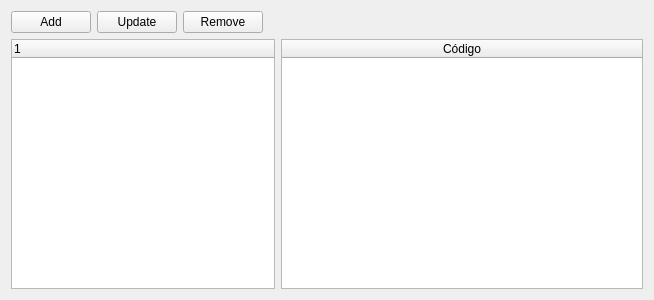
This is Vistas/reglasvista.ui in PaulMaxAvalosAguilar/BalerosLamunio as Qt 5 draws it before an edit. The edited form follows.
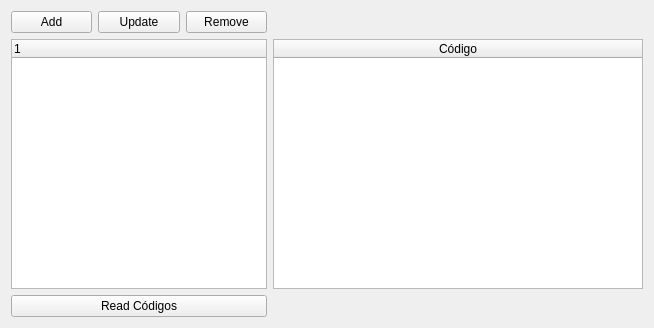
This is the edited form.

Diff of the .ui file:
```diff
--- a/Vistas/reglasvista.ui
+++ b/Vistas/reglasvista.ui
@@ -7,22 +7,13 @@
     <x>0</x>
     <y>0</y>
     <width>654</width>
-    <height>300</height>
+    <height>328</height>
    </rect>
   </property>
   <property name="windowTitle">
    <string>Form</string>
   </property>
   <layout class="QGridLayout" name="gridLayout">
-   <item row="1" column="0" colspan="5">
-    <widget class="QTreeWidget" name="treeWidget">
-     <column>
-      <property name="text">
-       <string notr="true">1</string>
-      </property>
-     </column>
-    </widget>
-   </item>
    <item row="1" column="5">
     <widget class="QTableWidget" name="tableWidget">
      <property name="editTriggers">
@@ -68,6 +59,22 @@
      </property>
     </widget>
    </item>
+   <item row="2" column="0" colspan="3">
+    <widget class="QPushButton" name="pushButton">
+     <property name="text">
+      <string>Read Códigos</string>
+     </property>
+    </widget>
+   </item>
+   <item row="1" column="0" colspan="3">
+    <widget class="QTreeWidget" name="treeWidget">
+     <column>
+      <property name="text">
+       <string notr="true">1</string>
+      </property>
+     </column>
+    </widget>
+   </item>
   </layout>
  </widget>
  <resources/>
```
